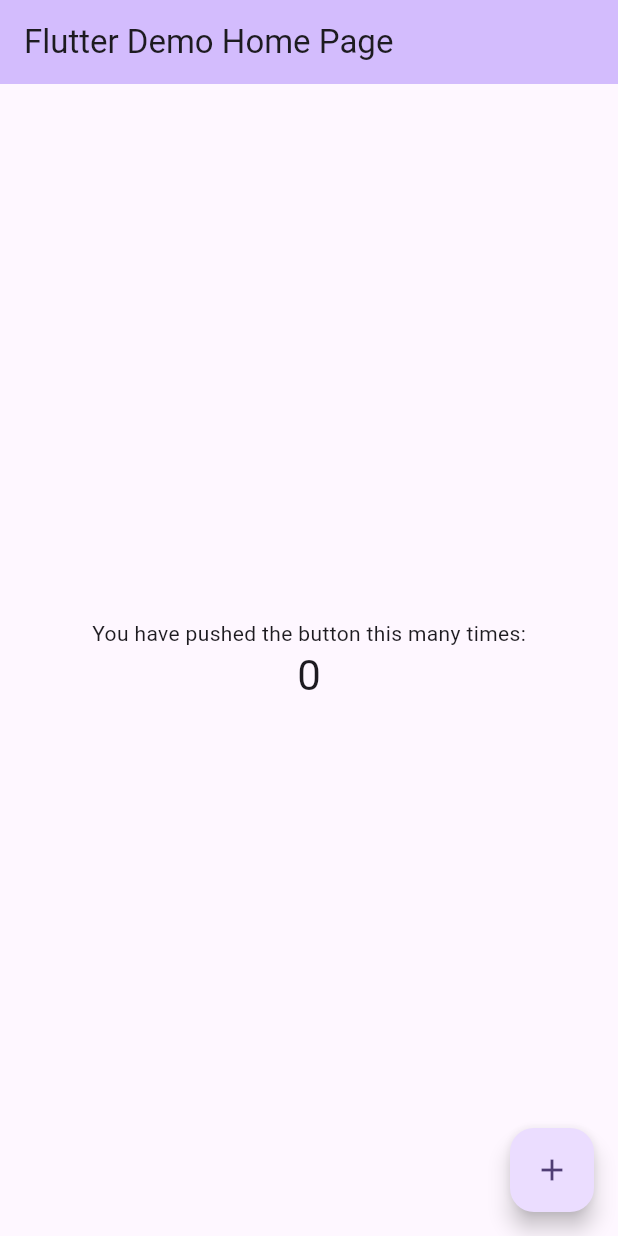
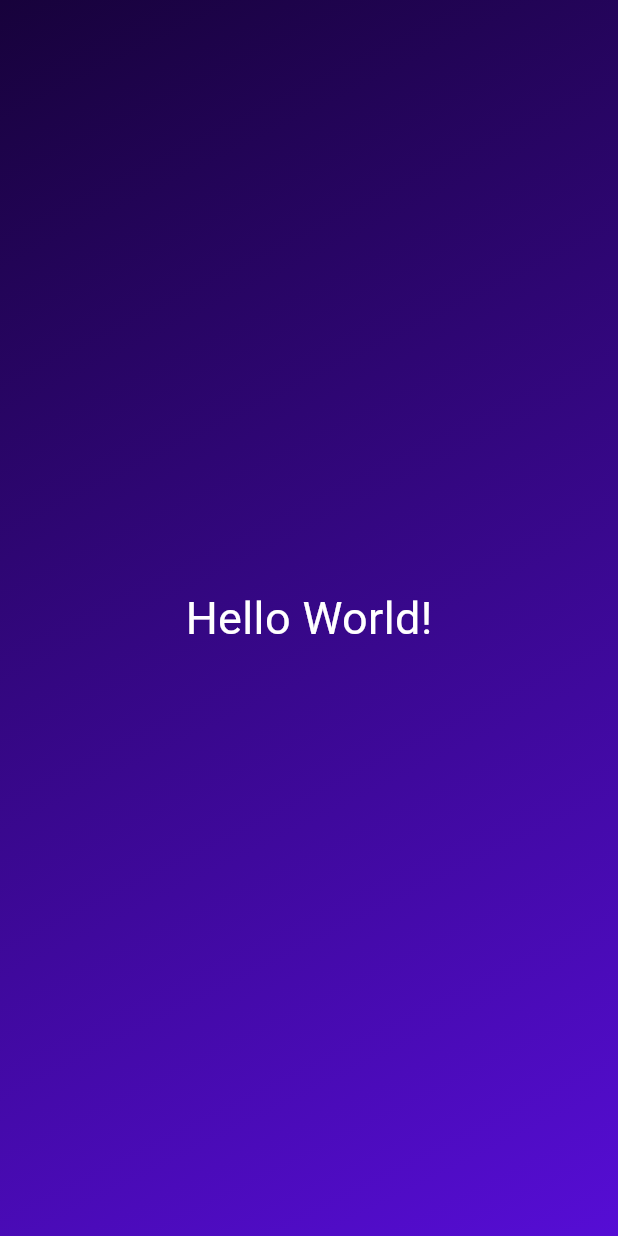
Before and after one commit to mathewwicky/dice_roller, a Flutter app: the screen it shows after launch, on a phone screen of 412 x 824 dp. Run offline on Flutter 3.47's test engine with Material 3 defaults, Android fonts, the phone set to English and light mode, and no system bars.

Commit message:
customized widget

```diff
--- /dev/null
+++ b/lib/gradient_container.dart
@@ -0,0 +1,28 @@
+import 'package:flutter/material.dart';
+import 'package:dice/style_text.dart';
+
+const startAligment =  Alignment.topLeft;
+const endAligment = Alignment.bottomRight;
+
+class GradientContainer extends StatelessWidget{
+  const GradientContainer({super.key});
+  @override
+  Widget build(BuildContext context) {
+
+    return  Container(
+          decoration: const BoxDecoration(
+            gradient: LinearGradient(
+              colors: [
+                Color.fromARGB(255, 23, 2, 59),
+                Color.fromARGB(255, 86, 13, 213),
+              ],
+              begin: startAligment,
+              end: endAligment,
+            ),
+          ),
+          child: const Center(
+            child: StyledText(),
+          ),
+        );
+  }
+}
--- a/lib/main.dart
+++ b/lib/main.dart
@@ -1,125 +1,13 @@
 import 'package:flutter/material.dart';
+import 'package:dice/gradient_container.dart';
+import 'package:dice/style_text.dart';
 
 void main() {
-  runApp(const MyApp());
+  runApp(
+    const MaterialApp(
+      home: Scaffold(
+        body:  GradientContainer(),
+      ),
+    ),
+  );
 }
-
-class MyApp extends StatelessWidget {
-  const MyApp({super.key});
-
-  // This widget is the root of your application.
-  @override
-  Widget build(BuildContext context) {
-    return MaterialApp(
-      title: 'Flutter Demo',
-      theme: ThemeData(
-        // This is the theme of your application.
-        //
-        // TRY THIS: Try running your application with "flutter run". You'll see
-        // the application has a purple toolbar. Then, without quitting the app,
-        // try changing the seedColor in the colorScheme below to Colors.green
-        // and then invoke "hot reload" (save your changes or press the "hot
-        // reload" button in a Flutter-supported IDE, or press "r" if you used
-        // the command line to start the app).
-        //
-        // Notice that the counter didn't reset back to zero; the application
-        // state is not lost during the reload. To reset the state, use hot
-        // restart instead.
-        //
-        // This works for code too, not just values: Most code changes can be
-        // tested with just a hot reload.
-        colorScheme: ColorScheme.fromSeed(seedColor: Colors.deepPurple),
-        useMaterial3: true,
-      ),
-      home: const MyHomePage(title: 'Flutter Demo Home Page'),
-    );
-  }
-}
-
-class MyHomePage extends StatefulWidget {
-  const MyHomePage({super.key, required this.title});
-
-  // This widget is the home page of your application. It is stateful, meaning
-  // that it has a State object (defined below) that contains fields that affect
-  // how it looks.
-
-  // This class is the configuration for the state. It holds the values (in this
-  // case the title) provided by the parent (in this case the App widget) and
-  // used by the build method of the State. Fields in a Widget subclass are
-  // always marked "final".
-
-  final String title;
-
-  @override
-  State<MyHomePage> createState() => _MyHomePageState();
-}
-
-class _MyHomePageState extends State<MyHomePage> {
-  int _counter = 0;
-
-  void _incrementCounter() {
-    setState(() {
-      // This call to setState tells the Flutter framework that something has
-      // changed in this State, which causes it to rerun the build method below
-      // so that the display can reflect the updated values. If we changed
-      // _counter without calling setState(), then the build method would not be
-      // called again, and so nothing would appear to happen.
-      _counter++;
-    });
-  }
-
-  @override
-  Widget build(BuildContext context) {
-    // This method is rerun every time setState is called, for instance as done
-    // by the _incrementCounter method above.
-    //
-    // The Flutter framework has been optimized to make rerunning build methods
-    // fast, so that you can just rebuild anything that needs updating rather
-    // than having to individually change instances of widgets.
-    return Scaffold(
-      appBar: AppBar(
-        // TRY THIS: Try changing the color here to a specific color (to
-        // Colors.amber, perhaps?) and trigger a hot reload to see the AppBar
-        // change color while the other colors stay the same.
-        backgroundColor: Theme.of(context).colorScheme.inversePrimary,
-        // Here we take the value from the MyHomePage object that was created by
-        // the App.build method, and use it to set our appbar title.
-        title: Text(widget.title),
-      ),
-      body: Center(
-        // Center is a layout widget. It takes a single child and positions it
-        // in the middle of the parent.
-        child: Column(
-          // Column is also a layout widget. It takes a list of children and
-          // arranges them vertically. By default, it sizes itself to fit its
-          // children horizontally, and tries to be as tall as its parent.
-          //
-          // Column has various properties to control how it sizes itself and
-          // how it positions its children. Here we use mainAxisAlignment to
-          // center the children vertically; the main axis here is the vertical
-          // axis because Columns are vertical (the cross axis would be
-          // horizontal).
-          //
-          // TRY THIS: Invoke "debug painting" (choose the "Toggle Debug Paint"
-          // action in the IDE, or press "p" in the console), to see the
-          // wireframe for each widget.
-          mainAxisAlignment: MainAxisAlignment.center,
-          children: <Widget>[
-            const Text(
-              'You have pushed the button this many times:',
-            ),
-            Text(
-              '$_counter',
-              style: Theme.of(context).textTheme.headlineMedium,
-            ),
-          ],
-        ),
-      ),
-      floatingActionButton: FloatingActionButton(
-        onPressed: _incrementCounter,
-        tooltip: 'Increment',
-        child: const Icon(Icons.add),
-      ), // This trailing comma makes auto-formatting nicer for build methods.
-    );
-  }
-}
--- /dev/null
+++ b/lib/style_text.dart
@@ -0,0 +1,15 @@
+import 'package:flutter/material.dart';
+
+class StyledText extends StatelessWidget {
+  const StyledText({super.key});
+  @override
+  Widget build(BuildContext context) {
+    return const Text(
+      'Hello World!',
+      style: TextStyle(
+        fontSize: 30,
+        color: Colors.white,
+      ),
+    );
+  }
+}
```
